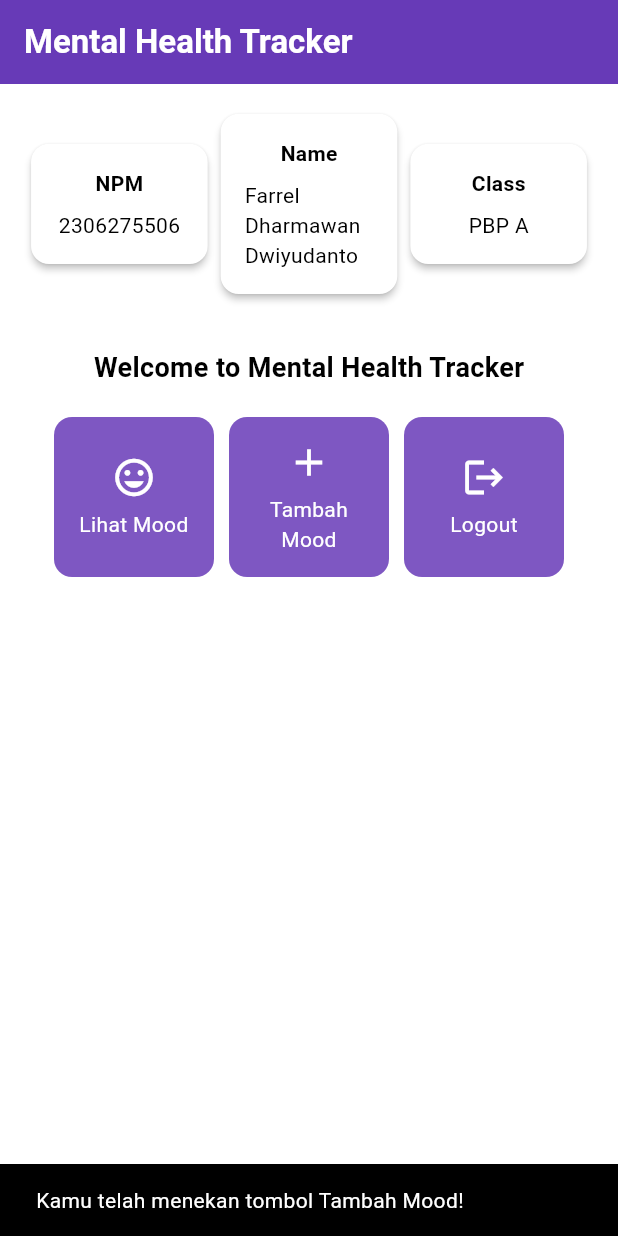
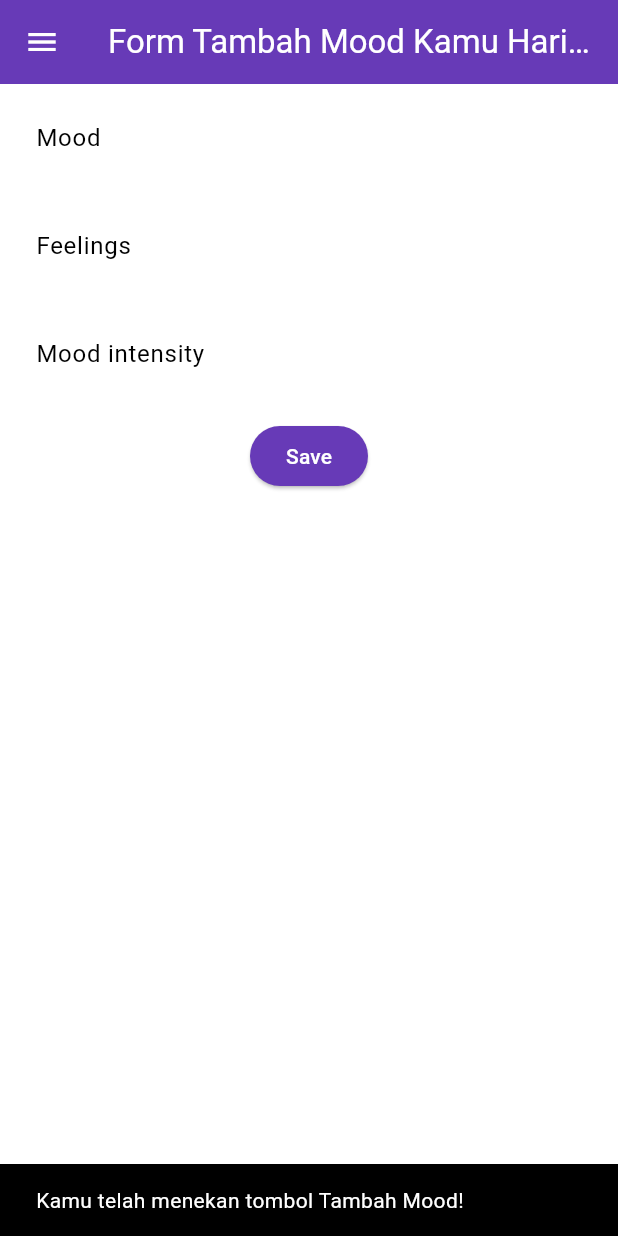
Before and after one commit to F00-fighter/mental-health-tracker-mobile, a Flutter app: the screen it shows after launch, after a tap on "Tambah Mood", on a phone screen of 412 x 824 dp. Run offline on Flutter 3.47's test engine with Material 3 defaults, Android fonts, the phone set to English and light mode, and no system bars.

Commit message:
tutorial 7 selsai

```diff
--- a/lib/menu.dart
+++ b/lib/menu.dart
@@ -1,4 +1,6 @@
 import 'package:flutter/material.dart';
+import 'package:mental_health_tracker/moodentry_form.dart';
+import 'package:mental_health_tracker/widgets/left_drawer.dart';
 
 class MyHomePage extends StatelessWidget {
   final String npm = '2306275506'; // NPM
@@ -28,7 +30,10 @@ class MyHomePage extends StatelessWidget {
         ),
         // Warna latar belakang AppBar diambil dari skema warna tema aplikasi.
         backgroundColor: Theme.of(context).colorScheme.primary,
+        iconTheme: const IconThemeData(color: Colors.white),
       ),
+
+      drawer: const LeftDrawer(),
       // Body halaman dengan padding di sekelilingnya.
       body: Padding(
         padding: const EdgeInsets.all(16.0),
@@ -158,6 +163,14 @@ class ItemCard extends StatelessWidget {
             ..showSnackBar(
               SnackBar(content: Text("Kamu telah menekan tombol ${item.name}!"))
             );
+
+            if (item.name == "Tambah Mood") {
+              Navigator.pushReplacement(
+                  context,
+                  MaterialPageRoute(
+                    builder: (context) => MoodEntryFormPage(),
+                  ));
+            }
         },
         // Container untuk menyimpan Icon dan Text
         child: Container(
--- /dev/null
+++ b/lib/moodentry_form.dart
@@ -0,0 +1,161 @@
+import 'package:flutter/material.dart';
+import 'package:mental_health_tracker/widgets/left_drawer.dart';
+
+class MoodEntryFormPage extends StatefulWidget {
+  const MoodEntryFormPage({super.key});
+
+  @override
+  State<MoodEntryFormPage> createState() => _MoodEntryFormPageState();
+}
+
+class _MoodEntryFormPageState extends State<MoodEntryFormPage> {
+  final _formKey = GlobalKey<FormState>();
+  String _mood = "";
+	String _feelings = "";
+	int _moodIntensity = 0;
+
+  @override
+  Widget build(BuildContext context) {
+    return Scaffold(
+      appBar: AppBar(
+        title: const Center(
+          child: Text(
+            'Form Tambah Mood Kamu Hari ini',
+          ),
+        ),
+        backgroundColor: Theme.of(context).colorScheme.primary,
+        foregroundColor: Colors.white,
+      ),
+      drawer: const LeftDrawer(),
+      body: Form(
+        key: _formKey,
+        child: SingleChildScrollView(
+          child: Column(
+            crossAxisAlignment: CrossAxisAlignment.start,
+            children: [
+              Padding(
+                padding: const EdgeInsets.all(8.0),
+                child: TextFormField(
+                  decoration: InputDecoration(
+                    hintText: "Mood",
+                    labelText: "Mood",
+                    border: OutlineInputBorder(
+                      borderRadius: BorderRadius.circular(5.0),
+                    ),
+                  ),
+                  onChanged: (String? value) {
+                    setState(() {
+                      _mood = value!;
+                    });
+                  },
+                  validator: (String? value) {
+                    if (value == null || value.isEmpty) {
+                      return "Mood tidak boleh kosong!";
+                    }
+                    return null;
+                  },
+                ),
+              ),
+              Padding(
+                padding: const EdgeInsets.all(8.0),
+                child: TextFormField(
+                  decoration: InputDecoration(
+                    hintText: "Feelings",
+                    labelText: "Feelings",
+                    border: OutlineInputBorder(
+                      borderRadius: BorderRadius.circular(5.0),
+                    ),
+                  ),
+                  onChanged: (String? value) {
+                    setState(() {
+                      _feelings = value!;
+                    });
+                  },
+                  validator: (String? value) {
+                    if (value == null || value.isEmpty) {
+                      return "Feelings tidak boleh kosong!";
+                    }
+                    return null;
+                  },
+                ),
+              ),
+              Padding(
+                padding: const EdgeInsets.all(8.0),
+                child: TextFormField(
+                  decoration: InputDecoration(
+                    hintText: "Mood intensity",
+                    labelText: "Mood intensity",
+                    border: OutlineInputBorder(
+                      borderRadius: BorderRadius.circular(5.0),
+                    ),
+                  ),
+                  onChanged: (String? value) {
+                    setState(() {
+                      _moodIntensity = int.tryParse(value!) ?? 0;
+                    });
+                  },
+                  validator: (String? value) {
+                    if (value == null || value.isEmpty) {
+                      return "Mood intensity tidak boleh kosong!";
+                    }
+                    if (int.tryParse(value) == null) {
+                      return "Mood intensity harus berupa angka!";
+                    }
+                    return null;
+                  },
+                ),
+              ),
+              Align(
+                alignment: Alignment.bottomCenter,
+                child: Padding(
+                  padding: const EdgeInsets.all(8.0),
+                  child: ElevatedButton(
+                    style: ButtonStyle(
+                      backgroundColor: WidgetStateProperty.all(
+                          Theme.of(context).colorScheme.primary),
+                    ),
+                    onPressed: () {
+                      if (_formKey.currentState!.validate()) {
+                        showDialog(
+                          context: context,
+                          builder: (context) {
+                            return AlertDialog(
+                              title: const Text('Mood berhasil tersimpan'),
+                              content: SingleChildScrollView(
+                                child: Column(
+                                  crossAxisAlignment: CrossAxisAlignment.start,
+                                  children: [
+                                    Text('Mood: $_mood'),
+                                    Text('Feelings: $_feelings'),
+                                    Text('Mood Intensity: $_moodIntensity ')
+                                  ],
+                                ),
+                              ),
+                              actions: [
+                                TextButton(
+                                  child: const Text('OK'),
+                                  onPressed: () {
+                                    Navigator.pop(context);
+                                    _formKey.currentState!.reset();
+                                  },
+                                ),
+                              ],
+                            );
+                          },
+                        );
+                      }
+                    },
+                    child: const Text(
+                      "Save",
+                      style: TextStyle(color: Colors.white),
+                    ),
+                  ),
+                ),
+              ),
+            ],
+          )
+        ),
+      ),
+    );
+  }
+}
--- /dev/null
+++ b/lib/widgets/left_drawer.dart
@@ -0,0 +1,64 @@
+import 'package:flutter/material.dart';
+import 'package:mental_health_tracker/menu.dart';
+import 'package:mental_health_tracker/moodentry_form.dart';
+
+class LeftDrawer extends StatelessWidget {
+  const LeftDrawer({super.key});
+
+  @override
+  Widget build(BuildContext context) {
+    return Drawer(
+      child: ListView(
+        children: [
+          DrawerHeader(
+            decoration: BoxDecoration(
+            color: Theme.of(context).colorScheme.primary,
+          ),
+          child: const Column(
+            children: [
+              Text(
+                'Mental Health Tracker',
+                textAlign: TextAlign.center,
+                style: TextStyle(
+                  fontSize: 24,
+                  fontWeight: FontWeight.bold,
+                  color: Colors.white,
+                ),
+              ),
+              Padding(padding: EdgeInsets.all(8)),
+              Text(
+                "Ayo jaga kesehatan mentalmu setiap hari disini!",
+                // TODO: Tambahkan gaya teks dengan center alignment, font ukuran 15, warna putih, dan weight biasa
+              ),
+            ],
+          ),
+          ),
+          ListTile(
+            leading: const Icon(Icons.home_outlined),
+            title: const Text('Halaman Utama'),
+            // Bagian redirection ke MyHomePage
+            onTap: () {
+              Navigator.pushReplacement(
+                  context,
+                  MaterialPageRoute(
+                    builder: (context) => MyHomePage(),
+                  ));
+            },
+          ),
+          ListTile(
+            leading: const Icon(Icons.mood),
+            title: const Text('Tambah Mood'),
+            // Bagian redirection ke MoodEntryFormPage
+            onTap: () {
+              Navigator.pushReplacement(
+                  context,
+                  MaterialPageRoute(
+                    builder: (context) => MoodEntryFormPage(),
+                  ));
+            },
+          ),
+        ],
+      ),
+    );
+  }
+}
```
Also changed, not shown: lib/main.dart (+0 -16 lines).
